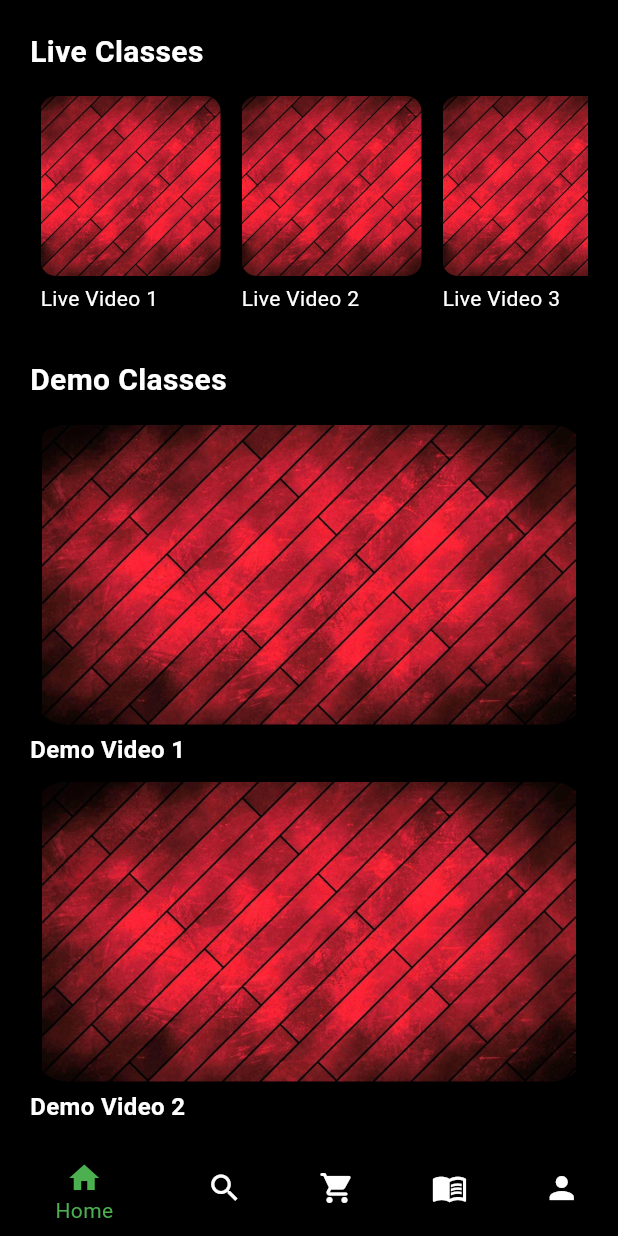
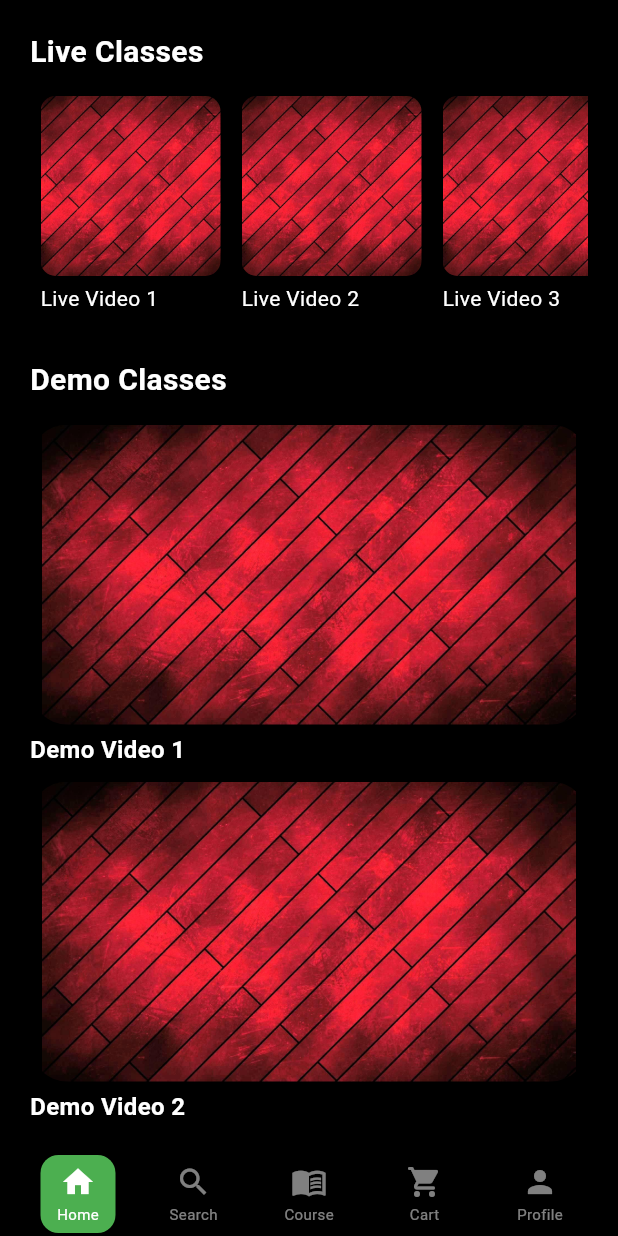
Before and after one commit to shourya0211/SPT, a Flutter app: the screen it shows after launch, on a phone screen of 412 x 824 dp. Run offline on Flutter 3.47's test engine with Material 3 defaults, Android fonts, the phone set to English and light mode, and no system bars.

Commit message:
Navigation Bar Updated.

```diff
--- a/lib/HomePage.dart
+++ b/lib/HomePage.dart
@@ -1,3 +1,5 @@
+import 'dart:ui';
+
 import 'package:flutter/material.dart';
 
 import 'NavBar.dart';
@@ -214,41 +216,82 @@ class HomePageState extends State<HomePage> {
         Text('Profile')
 
       ][_selectedIndex],
-      bottomNavigationBar: BottomNavigationBar(
-        backgroundColor: Colors.black, // Set background color to black
-        items: const <BottomNavigationBarItem>[
-          BottomNavigationBarItem(
-            icon: Icon(Icons.home),
-            label: 'Home',
-            backgroundColor: Colors.black
-          ),
-          BottomNavigationBarItem(
-            icon: Icon(Icons.search),
-            label: 'Search',
-              backgroundColor: Colors.black
-          ),
-          BottomNavigationBarItem(
-            icon: Icon(Icons.shopping_cart_rounded),
-            label: 'Cart',
-              backgroundColor: Colors.black
-          ),
-          BottomNavigationBarItem(
-            icon: Icon(Icons.menu_book_outlined),
-            label: 'My Course',
-              backgroundColor: Colors.black
-          ),
-          BottomNavigationBarItem(
-            icon: Icon(Icons.person),
-            label: 'Profile',
-              backgroundColor: Colors.black
-          ),
-        ],
-        currentIndex: _selectedIndex,
-        selectedItemColor: Colors.green,
-        unselectedItemColor: Colors.white,
-        onTap: _onItemTapped,
+      bottomNavigationBar: CustomBottomNavigationBar(
+        selectedIndex: _selectedIndex,
+        onItemTapped: (index) {
+          setState(() {
+            _selectedIndex = index;
+          });
+        },
       ),
 
+
+    );
+
+
+
+
+  }
+}
+class CustomBottomNavigationBar extends StatelessWidget {
+  final int selectedIndex;
+  final Function(int) onItemTapped;
+
+  CustomBottomNavigationBar({
+    required this.selectedIndex,
+    required this.onItemTapped,
+  });
+
+  @override
+  Widget build(BuildContext context) {
+    return Container(
+      height: 56,
+      decoration: BoxDecoration(
+        color: Colors.black, // Set background color of the bottom navigation bar
+      ),
+      child: Row(
+        mainAxisAlignment: MainAxisAlignment.spaceEvenly,
+        children: [
+          _buildNavItem(Icons.home, 'Home', 0),
+          _buildNavItem(Icons.search, 'Search', 1),
+          _buildNavItem(Icons.menu_book_outlined, 'Course', 2),
+          _buildNavItem(Icons.shopping_cart_rounded, 'Cart', 3),
+
+          _buildNavItem(Icons.person, 'Profile', 4),
+        ],
+      ),
+    );
+  }
+
+  Widget _buildNavItem(IconData icon, String label, int index) {
+    final isSelected = selectedIndex == index;
+    return GestureDetector(
+      onTap: () => onItemTapped(index),
+      child: Container(
+        width: 50,
+        padding: EdgeInsets.symmetric(vertical: 6.0, horizontal: 2.0), // Adjusted padding for smaller size
+        decoration: BoxDecoration(
+          color: isSelected ? Colors.green : Colors.transparent, // Change background color based on selection
+          borderRadius: BorderRadius.circular(12.0), // Adjusted border radius
+        ),
+        child: Column(
+          mainAxisSize: MainAxisSize.min,
+          children: [
+            Icon(
+              icon,
+              color: isSelected ? Colors.white : Colors.white.withOpacity(0.5),
+            ),
+            SizedBox(height: 2.0),
+            Text(
+              label,
+              style: TextStyle(
+                color: isSelected ? Colors.white : Colors.white.withOpacity(0.5),
+                fontSize: 10, // Adjusted font size for smaller size
+              ),
+            ),
+          ],
+        ),
+      ),
     );
   }
 }
```
